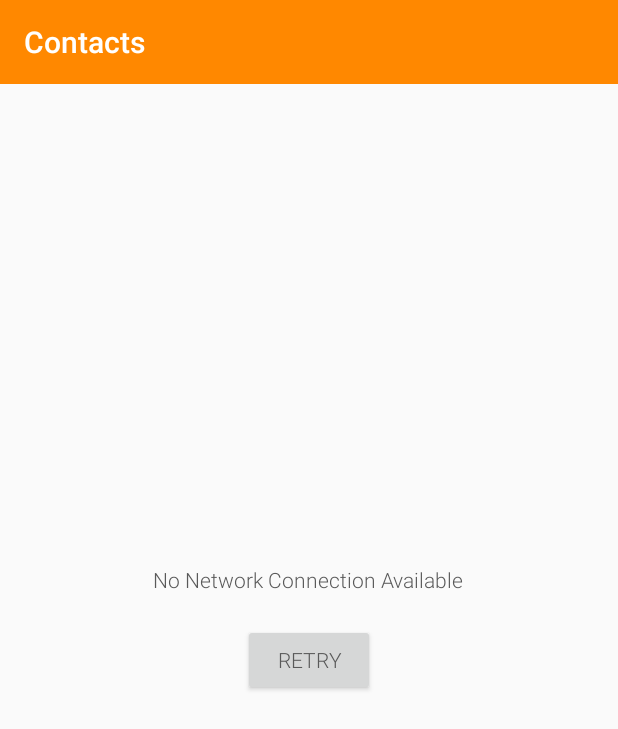
After one commit to philiWeitz/simple-rest-client, an Android app: the fragment NoNetworkConnectionFragment placed in its activity, on a phone screen of 412 x 824 dp. The commit adds this screen. Shown: the top 729 px of the screen. Run offline under Robolectric (Android 15) with nearby library versions, the phone set to English and light mode, and no system bars.

Commit message:
added no network connection available fragment and improved the tests

```diff
--- a/app/build.gradle
+++ b/app/build.gradle
@@ -25,6 +25,8 @@ android {
 dependencies {
     compile fileTree(dir: 'libs', include: ['*.jar'])
     androidTestCompile('com.android.support.test.espresso:espresso-core:2.2.2', {
+        exclude group: 'com.google.guava'
+        exclude group: 'com.android.support', module: 'support-v4'
         exclude group: 'com.android.support', module: 'support-annotations'
     })
 
--- /dev/null
+++ b/app/src/main/java/futurice/org/restfulmobileclient/fragment/NoNetworkConnectionFragment.java
@@ -0,0 +1,73 @@
+package futurice.org.restfulmobileclient.fragment;
+
+
+import android.content.Intent;
+import android.content.pm.PackageManager;
+import android.databinding.DataBindingUtil;
+import android.graphics.Bitmap;
+import android.net.Uri;
+import android.os.Bundle;
+import android.support.v4.app.Fragment;
+import android.util.Log;
+import android.view.LayoutInflater;
+import android.view.View;
+import android.view.ViewGroup;
+import android.widget.ImageView;
+
+import futurice.org.restfulmobileclient.BR;
+import futurice.org.restfulmobileclient.R;
+import futurice.org.restfulmobileclient.activity.UserDataActivity;
+import futurice.org.restfulmobileclient.databinding.FragmentUserDetailsBinding;
+import futurice.org.restfulmobileclient.http.IUserImageCallback;
+import futurice.org.restfulmobileclient.http.UserImageEndpoint;
+import futurice.org.restfulmobileclient.model.UserAddressModel;
+import futurice.org.restfulmobileclient.model.UserDataModel;
+
+
+public class NoNetworkConnectionFragment extends Fragment {
+
+    private static final String TAG = "NoNetworkFragment";
+
+    @Override
+    public View onCreateView(LayoutInflater inflater, ViewGroup container,
+                             Bundle savedInstanceState) {
+
+        View view = inflater.inflate(
+                R.layout.fragment_no_network_connection, container, false);
+
+        initUI(view);
+        return view;
+    }
+
+
+    private void initUI(View view) {
+        // add the click listener for the retry button
+        view.findViewById(R.id.fragment_no_network_connection_retry)
+                .setOnClickListener(mOnRetryPress);
+    }
+
+
+    private View.OnClickListener mOnRetryPress = new View.OnClickListener() {
+        @Override
+        public void onClick(View view) {
+            getActivity().getSupportFragmentManager().popBackStack();
+
+            // not the best way of solving this :(
+            if(getActivity() instanceof UserDataActivity) {
+                ((UserDataActivity) getActivity()).loadUserData();
+            } else {
+                Log.w(TAG, "Activity maybe needs to define a method call here");
+            }
+        }
+    };
+
+
+    @Override
+    public void onPause() {
+        // if this fragment is still visible when the
+        // activity is put to pause-> close it
+        getActivity().getSupportFragmentManager().popBackStack();
+
+        super.onPause();
+    }
+}
--- /dev/null
+++ b/app/src/main/res/layout/fragment_no_network_connection.xml
@@ -0,0 +1,21 @@
+<?xml version="1.0" encoding="utf-8"?>
+<RelativeLayout xmlns:android="http://schemas.android.com/apk/res/android"
+    android:layout_width="match_parent"
+    android:layout_height="match_parent">
+
+    <Button
+        android:text="@string/button_retry"
+        android:layout_width="wrap_content"
+        android:layout_height="wrap_content"
+        android:layout_centerVertical="true"
+        android:layout_centerHorizontal="true"
+        android:id="@+id/fragment_no_network_connection_retry" />
+
+    <TextView
+        android:text="@string/fragment_no_network_connection_text"
+        android:layout_width="wrap_content"
+        android:layout_height="wrap_content"
+        android:layout_above="@+id/fragment_no_network_connection_retry"
+        android:layout_centerHorizontal="true"
+        android:layout_marginBottom="20dp"/>
+</RelativeLayout>
--- a/app/src/main/res/values/strings.xml
+++ b/app/src/main/res/values/strings.xml
@@ -4,6 +4,7 @@
 
     <!-- Buttons -->
     <string name="button_ok">OK</string>
+    <string name="button_retry">Retry</string>
 
     <!-- Message boxes -->
     <string name="message_box_no_network_title">No Network Connection</string>
@@ -19,4 +20,7 @@
     <string name="fragment_user_details_caption_phone">Phone</string>
     <string name="fragment_user_details_caption_address">Adress</string>
 
+    <!-- Fragment No Connection -->
+    <string name="fragment_no_network_connection_text">No Network Connection Available</string>
+
 </resources>
```
Also changed, not shown: app/src/main/java/futurice/org/restfulmobileclient/activity/UserDataActivity.java (+18 -10 lines), app/src/main/java/futurice/org/restfulmobileclient/fragment/UserDetailsFragment.java (+9 -1 lines), app/src/main/res/layout-w820dp/fragment_user_details.xml (+8 -1 lines), app/src/main/res/layout/fragment_user_details.xml (+8 -1 lines), 2 other files.
